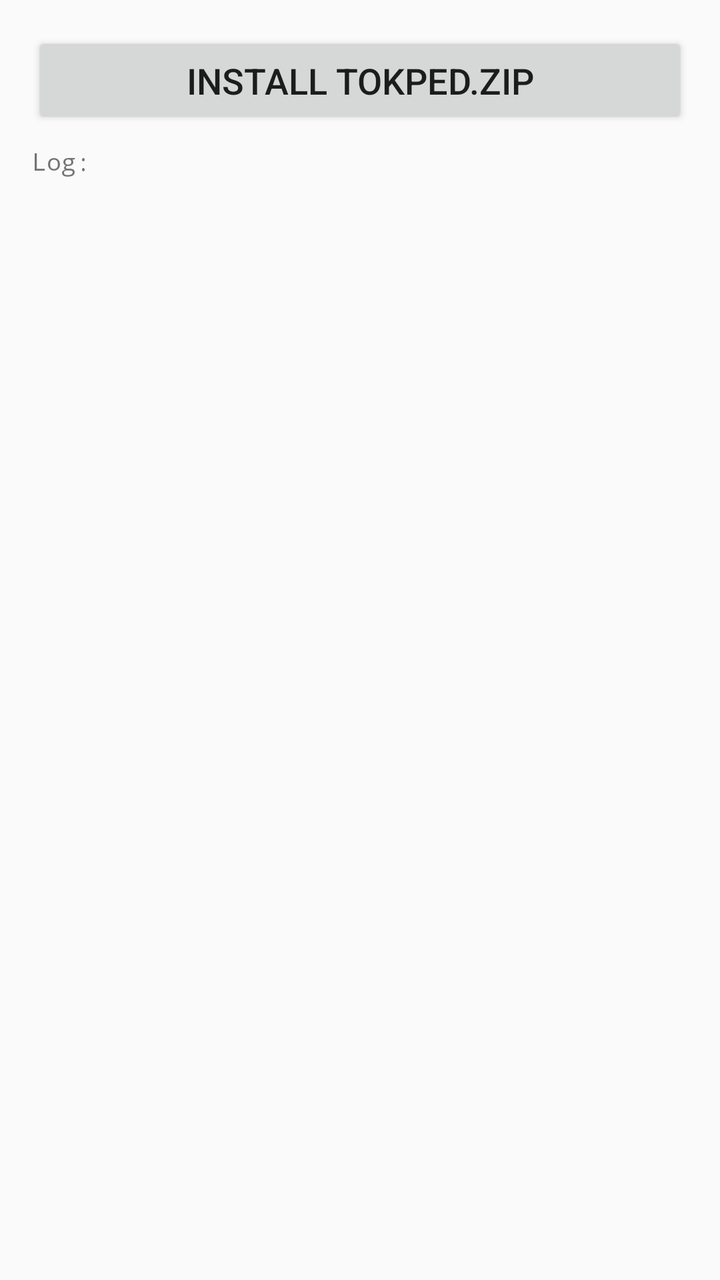
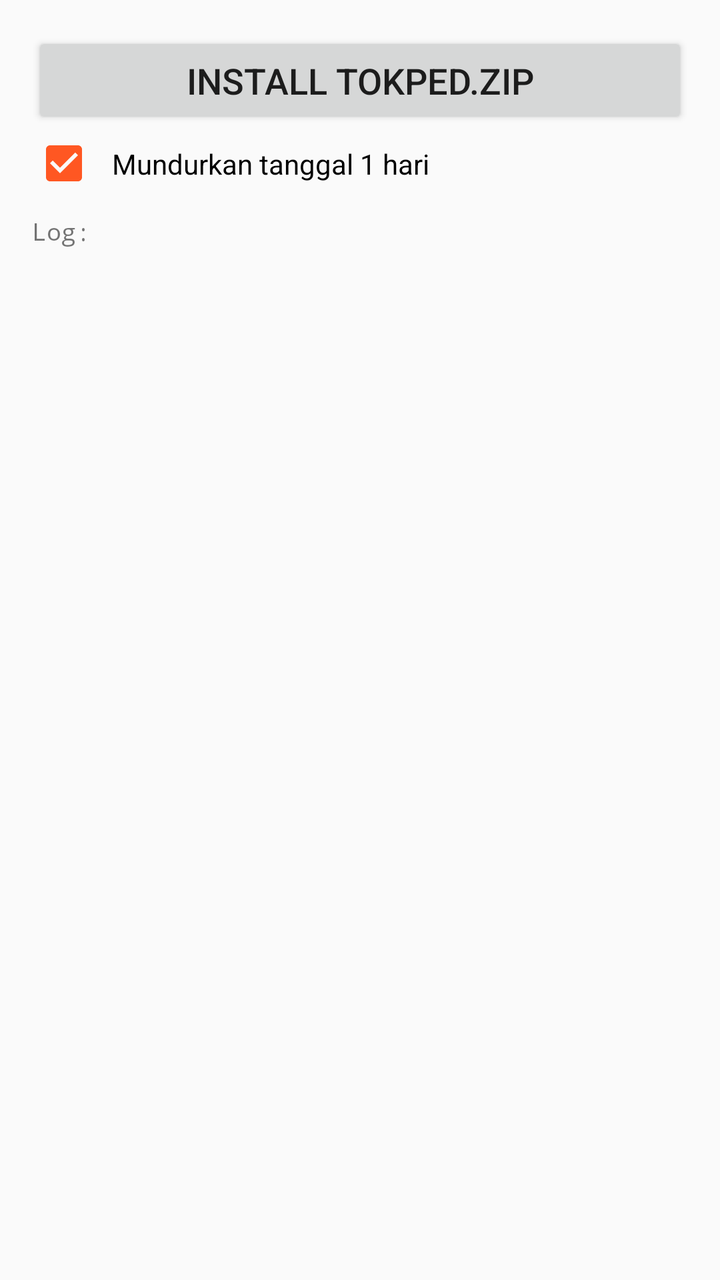

Screens rendered from an Android XML layout before and after an edit, with the pre-edit source and the edit as a unified diff.
<!-- AndroidManifest.xml: application theme AppTheme -->
<!-- res/layout/activity_main.xml -->
<?xml version="1.0" encoding="utf-8"?>
<LinearLayout xmlns:android="http://schemas.android.com/apk/res/android"
    android:layout_width="match_parent"
    android:layout_height="match_parent"
    android:orientation="vertical"
    android:padding="16dp">

    <Button
        android:id="@+id/btn_install"
        android:layout_width="match_parent"
        android:layout_height="wrap_content"
        android:text="INSTALL TOKPED.ZIP"
        android:textSize="18sp"
        android:padding="12dp"/>

    <ScrollView
        android:id="@+id/scrollView"
        android:layout_width="match_parent"
        android:layout_height="0dp"
        android:layout_weight="1"
        android:layout_marginTop="8dp">
        <TextView
            android:id="@+id/tv_log"
            android:layout_width="match_parent"
            android:layout_height="wrap_content"
            android:text="Log:"
            android:textSize="12sp"
            android:fontFamily="monospace" />
    </ScrollView>
</LinearLayout>
<!-- resources referenced by this layout -->
<resources>
  <style name="AppTheme" parent="Theme.AppCompat.Light.DarkActionBar">
          <item name="colorPrimary">#2196F3</item>
          <item name="colorPrimaryDark">#1976D2</item>
          <item name="colorAccent">#FF5722</item>
      </style>
</resources>

<!-- the commit's change to res/layout/activity_main.xml (unified diff, before → after) -->
@@ -12,6 +12,14 @@
         android:text="INSTALL TOKPED.ZIP"
         android:textSize="18sp"
         android:padding="12dp"/>
+
+    <CheckBox
+        android:id="@+id/cb_change_date"
+        android:layout_width="match_parent"
+        android:layout_height="wrap_content"
+        android:text="Mundurkan tanggal 1 hari"
+        android:checked="true"
+        android:padding="8dp"/>
 
     <ScrollView
         android:id="@+id/scrollView"
